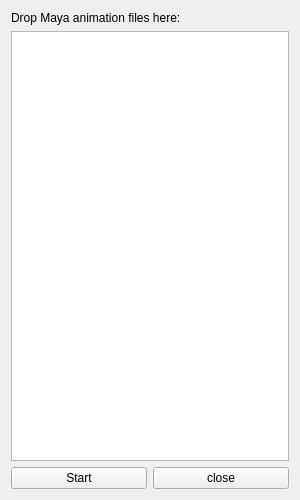
Qt form maya/ui/batch.ui (lonegather/MtoU) before a commit.
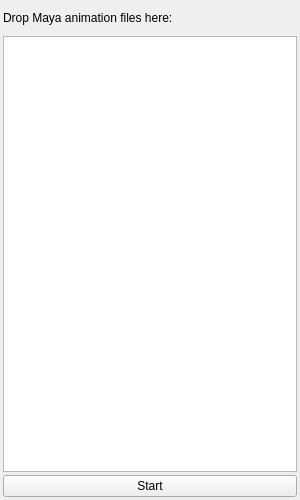
The same form after that commit.

The edit to the form file:
```diff
--- a/maya/ui/batch.ui
+++ b/maya/ui/batch.ui
@@ -1,7 +1,15 @@
 <?xml version="1.0" encoding="UTF-8"?>
 <ui version="4.0">
- <class>Form</class>
- <widget class="QWidget" name="Form">
+ <class>batch_ui</class>
+ <widget class="QWidget" name="batch_ui">
+  <property name="geometry">
+   <rect>
+    <x>0</x>
+    <y>0</y>
+    <width>300</width>
+    <height>500</height>
+   </rect>
+  </property>
   <property name="minimumSize">
    <size>
     <width>300</width>
@@ -12,8 +20,29 @@
    <string>Batch Shot Integration</string>
   </property>
   <layout class="QVBoxLayout" name="verticalLayout">
+   <property name="spacing">
+    <number>3</number>
+   </property>
+   <property name="leftMargin">
+    <number>3</number>
+   </property>
+   <property name="topMargin">
+    <number>3</number>
+   </property>
+   <property name="rightMargin">
+    <number>3</number>
+   </property>
+   <property name="bottomMargin">
+    <number>3</number>
+   </property>
    <item>
     <widget class="QLabel" name="label">
+     <property name="minimumSize">
+      <size>
+       <width>0</width>
+       <height>30</height>
+      </size>
+     </property>
      <property name="text">
       <string>Drop Maya animation files here:</string>
      </property>
@@ -31,13 +60,6 @@
        </property>
       </widget>
      </item>
-     <item>
-      <widget class="QPushButton" name="btn_close">
-       <property name="text">
-        <string>close</string>
-       </property>
-      </widget>
-     </item>
     </layout>
    </item>
   </layout>
```
Left out of the diff: 19 changed lines with no effect on the pictures.
